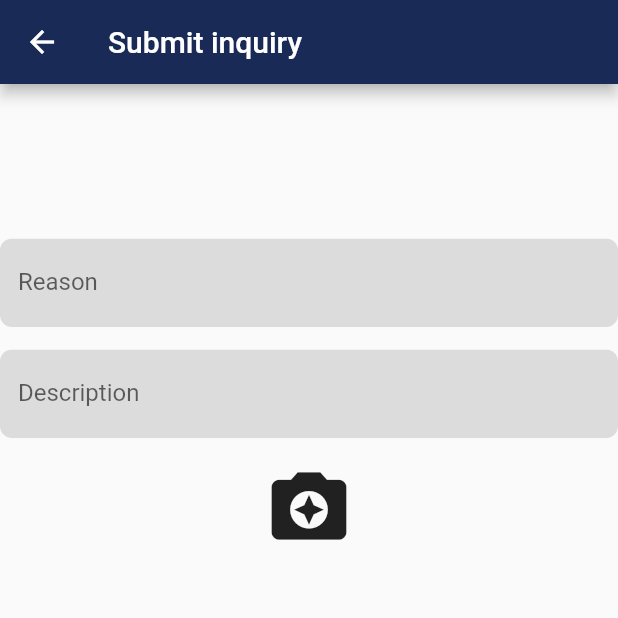
After one commit to yaman-lk/mobile-portal, a Flutter app: the InquiryScreen screen opened directly, on a phone screen of 412 x 824 dp, the top half of it. The commit adds this screen. Run offline on Flutter 3.47's test engine with Material 2 defaults, Android fonts, the phone set to English and light mode, and no system bars; our stand-ins replace carousel_pro, flutter_signin_button; missing offline and left inert: circular_bottom_navigation, image_fade, menu_button.

Commit message:
Implement inquiry screen and model

```diff
--- a/inna_thanak/lib/Screens/Resources/resources.dart
+++ b/inna_thanak/lib/Screens/Resources/resources.dart
@@ -1,4 +1,3 @@
-import 'package:flutter/material.dart';
 class Resources {
 
   static var primarycolor = 0xFF192A56;
--- /dev/null
+++ b/inna_thanak/lib/Screens/inquiry_screen.dart
@@ -0,0 +1,40 @@
+import 'package:flutter/material.dart';
+import 'package:inna_thanak/Widgets/lable_text_field.dart';
+
+class InquiryScreen extends StatefulWidget {
+  @override
+  _InquiryScreenState createState() => _InquiryScreenState();
+}
+
+class _InquiryScreenState extends State<InquiryScreen> {
+  @override
+  Widget build(BuildContext context) {
+    return Scaffold(
+      appBar: AppBar(
+        title: Text("Submit inquiry"),
+      ),
+      body: _body(),
+    );
+  }
+
+  Widget _body(){
+    return ListView(
+      children: <Widget>[
+        SizedBox(height: MediaQuery.of(context).size.height/8,),
+        LabelTextField(
+          hintText: "Submit your reason",
+          labelText: "Reason",
+        ),
+        SizedBox(height: 15),
+        LabelTextField(
+          hintText: "Submit your description",
+          labelText: "Description",
+        ),
+        SizedBox(height: 15),
+        Center(
+          child: Icon(Icons.camera_enhance,size: 60,),
+        ),
+      ],
+    );
+  }
+}
--- a/inna_thanak/lib/Screens/postad_screen.dart
+++ b/inna_thanak/lib/Screens/postad_screen.dart
@@ -8,8 +8,6 @@ class PostAdScreen extends StatefulWidget {
 }
 
 class _PostAdScreenState extends State<PostAdScreen> {
-  //final GlobalKey _formKey = GlobalKey();
-
   @override
   Widget build(BuildContext context) {
     return Scaffold(
--- a/inna_thanak/lib/Widgets/bottom_navigation.dart
+++ b/inna_thanak/lib/Widgets/bottom_navigation.dart
@@ -1,7 +1,6 @@
 import 'package:circular_bottom_navigation/circular_bottom_navigation.dart';
 import 'package:circular_bottom_navigation/tab_item.dart';
 import 'package:flutter/material.dart';
-import 'package:inna_thanak/Screens/Authentication/signin_screen.dart';
 import 'package:inna_thanak/Screens/Users/Annex/annex_screen.dart';
 import 'package:inna_thanak/Screens/postad_screen.dart';
 import 'package:inna_thanak/Screens/profile_screen.dart';
--- /dev/null
+++ b/inna_thanak/lib/models/inquiry_model.dart
@@ -0,0 +1,10 @@
+class Inquiry{
+  String id;
+  String uid;
+  String adId;
+  String reason;
+  String description;
+  String proofURL;
+
+  Inquiry(this.id,this.adId,this.description,this.reason,this.proofURL,this.uid);
+}
```
Also changed, not shown: inna_thanak/lib/Screens/Users/Annex/annex_screen.dart (+30 -0 lines).
